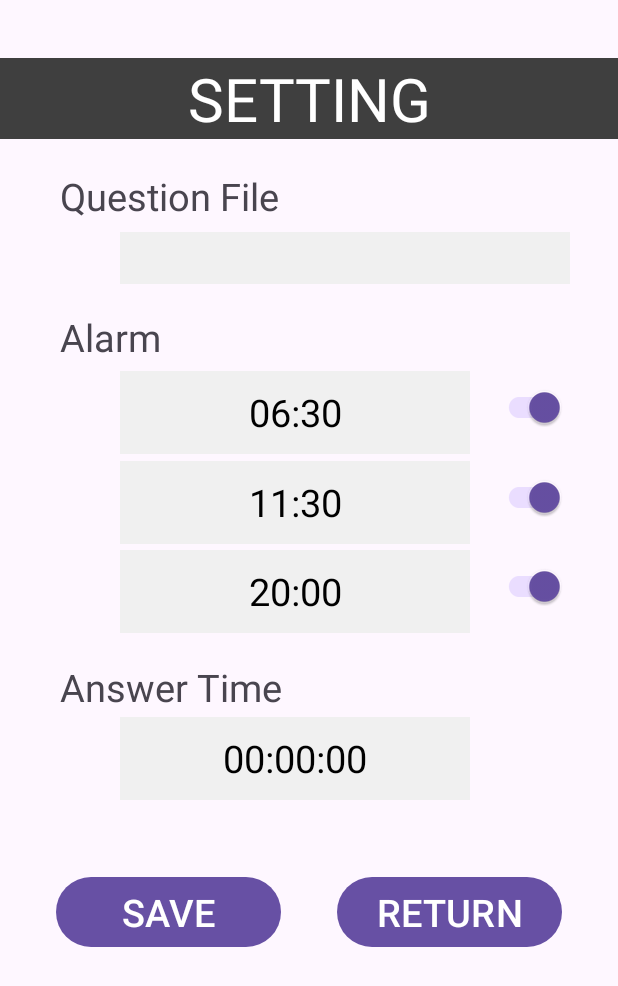
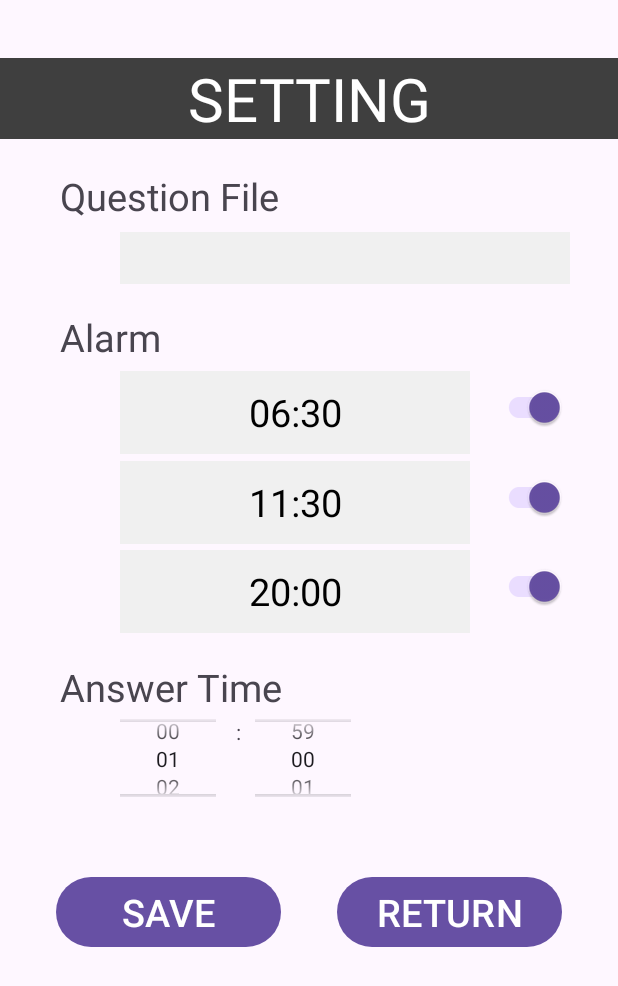
Before and after one commit to MAKIYAMA-ma/RandomNotifier, an Android app: the screen it shows after launch (SettingForm), after a tap on "SETTING", on a phone screen of 412 x 824 dp. Shown: the top 986 px of the screen. Run offline under Robolectric (Android 15) with nearby library versions, the phone set to English and light mode, and no system bars; 1 other tap on this screen came first.

Commit message:
change UI to set answer time

```diff
--- a/app/src/main/java/com/example/randomnotifier/DataManager.kt
+++ b/app/src/main/java/com/example/randomnotifier/DataManager.kt
@@ -18,7 +18,7 @@ object DataManager {
     private var notifyTime2Minute = 30
     private var notifyTime3Hour = 20
     private var notifyTime3Minute = 0
-    private var answerTime: Long = 1 * 60
+    private var answerTime: Int = 1 * 60
 
     private lateinit var sharedPreferences: SharedPreferences
     private val KEY_QUESTION_FILE = "filePath"
@@ -56,7 +56,7 @@ object DataManager {
         notifyTime3Hour = getSettingInt(KEY_NOTIFYTIME3_HOUR, 20)
         notifyTime3Minute = getSettingInt(KEY_NOTIFYTIME3_MIN, 0)
 
-        answerTime = getSettingLong(KEY_ANSWER_TIME, 1*60)
+        answerTime = getSettingInt(KEY_ANSWER_TIME, 1*60)
     }
 
     fun saveSettingData() {
@@ -166,11 +166,11 @@ object DataManager {
     }
 
     // Getter and Setter for answerTime
-    fun getAnswerTime(): Long {
+    fun getAnswerTime(): Int {
         return answerTime
     }
 
-    fun setAnswerTime(value: Long) {
+    fun setAnswerTime(value: Int) {
         answerTime = value
     }
 
--- a/app/src/main/java/com/example/randomnotifier/MainActivity.kt
+++ b/app/src/main/java/com/example/randomnotifier/MainActivity.kt
@@ -128,7 +128,7 @@ class MainActivity : AppCompatActivity() {
             timer?.cancel()
             timerBox.text = String.format("%02d:%02d", second / 60, second % 60)
 
-            val countDownMillisec: Long = DataManager.getAnswerTime() * 1000
+            val countDownMillisec: Long = DataManager.getAnswerTime().toLong() * 1000
             timer = object : CountDownTimer(countDownMillisec, INTERVAL_MILLISECOND) {
                 override fun onTick(millisUntilFinished: Long) {
                     // 1秒ごとにテキストを更新
--- a/app/src/main/java/com/example/randomnotifier/SettingForm.kt
+++ b/app/src/main/java/com/example/randomnotifier/SettingForm.kt
@@ -4,6 +4,7 @@ import android.app.TimePickerDialog
 import android.widget.Button
 import android.widget.TextView
 import android.widget.TimePicker
+import android.widget.NumberPicker
 import androidx.appcompat.widget.SwitchCompat
 import android.os.Bundle
 import android.content.Intent
@@ -95,6 +96,24 @@ class SettingForm : AppCompatActivity() {
             timePickerDialog.show()
         }
 
+        val minutePicker: NumberPicker = findViewById(R.id.answertime_minute_picker)
+        val secondPicker: NumberPicker = findViewById(R.id.answertime_second_picker)
+
+        minutePicker.minValue = 0
+        minutePicker.maxValue = 59
+        secondPicker.minValue = 0
+        secondPicker.maxValue = 59
+
+        minutePicker.setFormatter { String.format("%02d", it) }
+        secondPicker.setFormatter { String.format("%02d", it) }
+        val anserTime = DataManager.getAnswerTime()
+
+        minutePicker.wrapSelectorWheel = true
+        secondPicker.wrapSelectorWheel = true
+
+        minutePicker.value = anserTime / 60
+        secondPicker.value = anserTime % 60
+
         val btSave = findViewById<Button>(R.id.save_button)
         val btSaveListener = SaveButtonListener()
         btSave.setOnClickListener(btSaveListener)
@@ -117,6 +136,11 @@ class SettingForm : AppCompatActivity() {
             DataManager.setNotifyTime3Hour(notifyTime3Hour)
             DataManager.setNotifyTime3Minute(notifyTime3Min)
 
+            val minutePicker: NumberPicker = findViewById(R.id.answertime_minute_picker)
+            val secondPicker: NumberPicker = findViewById(R.id.answertime_second_picker)
+            val answerTime = minutePicker.value * 60 + secondPicker.value
+            DataManager.setAnswerTime(answerTime)
+
             DataManager.saveSettingData()
         }
     }
--- a/app/src/main/res/layout/activity_main.xml
+++ b/app/src/main/res/layout/activity_main.xml
@@ -49,7 +49,7 @@
         android:id="@+id/timer_box"
         android:layout_width="233dp"
         android:layout_height="55dp"
-        android:text="@string/initial_timer"
+        android:text="@string/initial_alarm"
         android:textSize="50sp"
         android:gravity="center"
         app:layout_constraintBottom_toBottomOf="parent"
--- a/app/src/main/res/layout/setting_form.xml
+++ b/app/src/main/res/layout/setting_form.xml
@@ -178,21 +178,41 @@
         app:layout_constraintHorizontal_bias="0"
         app:layout_constraintVertical_bias="0.05" />
 
-    <TextView
-        android:id="@+id/timer_view"
-        android:layout_width="233dp"
+    <NumberPicker
+        android:id="@+id/answertime_minute_picker"
+        android:layout_width="wrap_content"
         android:layout_height="55dp"
-        android:text="@string/initial_timer"
-        android:textSize="25sp"
-        android:textColor="#000000"
-        android:gravity="center"
-        android:background="#F0F0F0"
+        android:text="@string/initial_time"
         app:layout_constraintBottom_toBottomOf="parent"
         app:layout_constraintEnd_toEndOf="parent"
         app:layout_constraintStart_toStartOf="@+id/guideline_view"
         app:layout_constraintTop_toBottomOf="@+id/timer_label"
         app:layout_constraintHorizontal_bias="0"
         app:layout_constraintVertical_bias="0.01" />
+
+    <TextView
+        android:id="@+id/answertime_divide"
+        android:layout_width="wrap_content"
+        android:layout_height="55dp"
+        android:text=":"
+        app:layout_constraintBottom_toBottomOf="parent"
+        app:layout_constraintEnd_toEndOf="parent"
+        app:layout_constraintHorizontal_bias="0.05"
+        app:layout_constraintStart_toEndOf="@+id/answertime_minute_picker"
+        app:layout_constraintTop_toTopOf="@+id/answertime_minute_picker"
+        app:layout_constraintVertical_bias="0.0" />
+
+    <NumberPicker
+        android:id="@+id/answertime_second_picker"
+        android:layout_width="wrap_content"
+        android:layout_height="55dp"
+        android:text="@string/initial_time"
+        app:layout_constraintBottom_toBottomOf="parent"
+        app:layout_constraintEnd_toEndOf="parent"
+        app:layout_constraintHorizontal_bias="0.05"
+        app:layout_constraintStart_toEndOf="@+id/answertime_divide"
+        app:layout_constraintTop_toTopOf="@+id/answertime_minute_picker"
+        app:layout_constraintVertical_bias="0.0" />
 
     <Button
         android:id="@+id/save_button"
@@ -205,7 +225,7 @@
         app:layout_constraintHorizontal_chainStyle="spread"
         app:layout_constraintHorizontal_bias="0.5"
         app:layout_constraintStart_toStartOf="parent"
-        app:layout_constraintTop_toBottomOf="@+id/timer_view"
+        app:layout_constraintTop_toBottomOf="@+id/answertime_minute_picker"
         app:layout_constraintVertical_bias="0.2" />
 
     <Button
--- a/app/src/main/res/values/strings.xml
+++ b/app/src/main/res/values/strings.xml
@@ -3,7 +3,7 @@
     <string name="question">QUESTION</string>
     <string name="hint">Hint</string>
     <string name="hint_box">Check \"Hint\" if necessary!</string>
-    <string name="initial_timer">00:00:00</string>
+    <string name="initial_time">00</string>
     <string name="initial_alarm">00:00</string>
     <string name="start">START</string>
     <string name="finish">FINISH</string>
```
